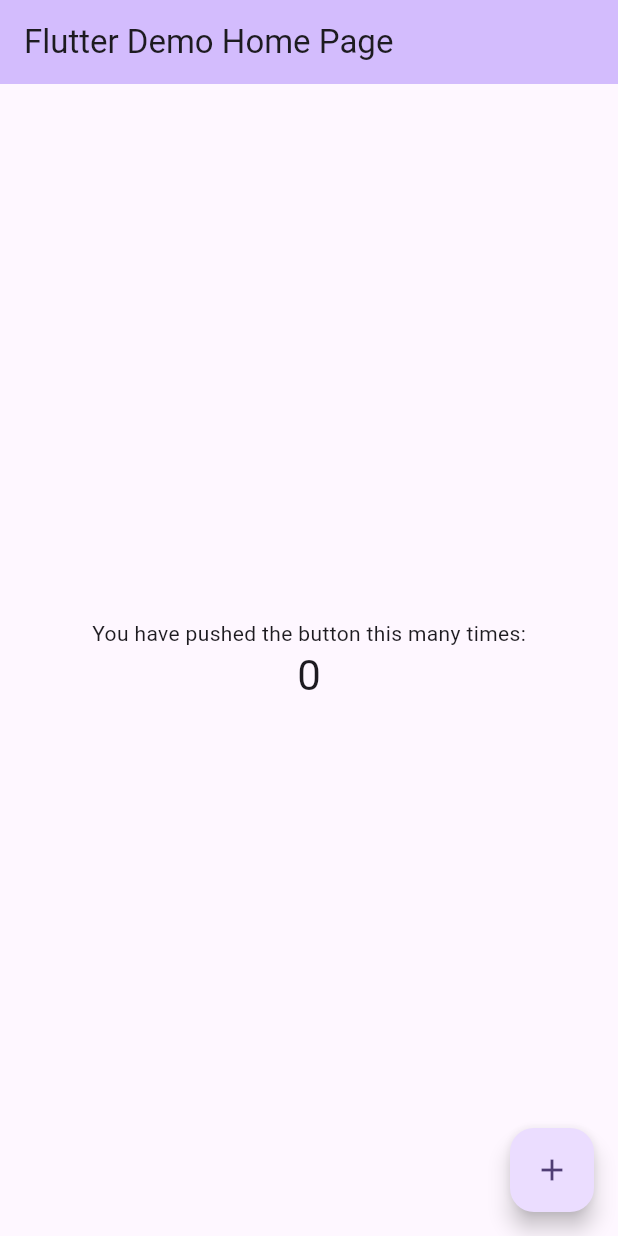
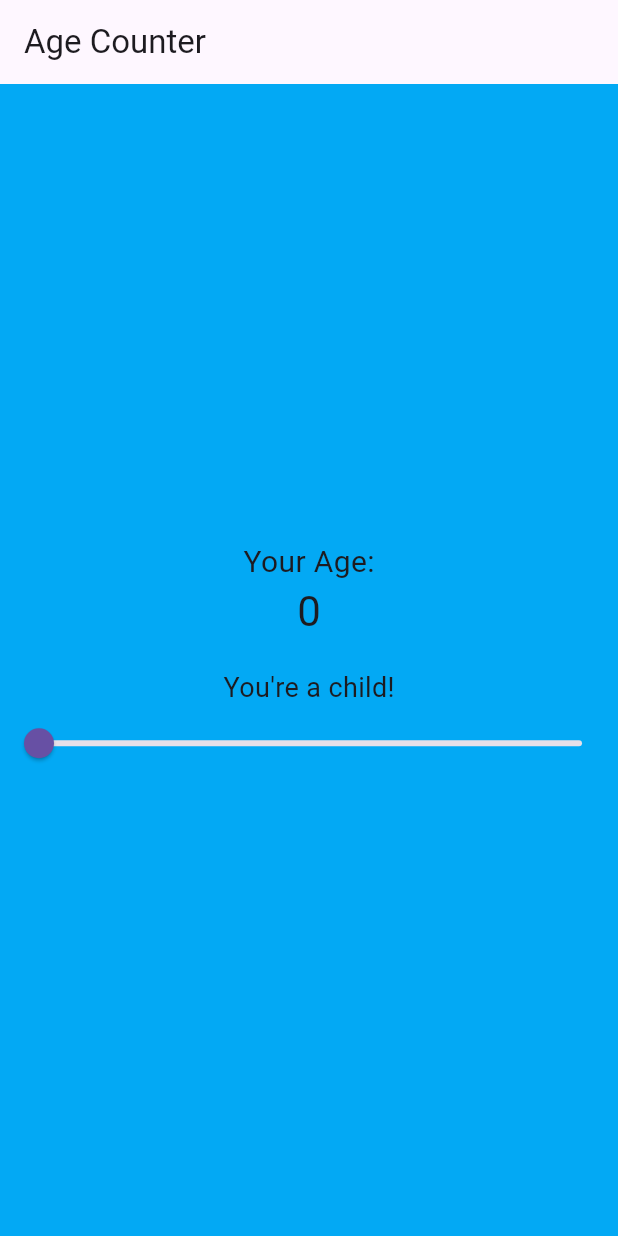
Before and after one commit to skullhsn012/age-milestone, a Flutter app: the screen it shows after launch, on a phone screen of 412 x 824 dp. Run offline on Flutter 3.47's test engine with Material 3 defaults, Android fonts, the phone set to English and light mode, and no system bars; missing offline and left inert: window_size.

Commit message:
Final Working Program

```diff
--- a/lib/main.dart
+++ b/lib/main.dart
@@ -1,125 +1,121 @@
+import 'dart:io' show Platform;
+import 'package:flutter/foundation.dart' show kIsWeb;
 import 'package:flutter/material.dart';
+import 'package:provider/provider.dart';
+import 'package:window_size/window_size.dart';
 
 void main() {
-  runApp(const MyApp());
+  setupWindow();
+  runApp(
+    ChangeNotifierProvider(
+      create: (context) => Counter(),
+      child: const MyApp(),
+    ),
+  );
+}
+
+const double windowWidth = 360;
+const double windowHeight = 640;
+
+void setupWindow() {
+  if (!kIsWeb && (Platform.isWindows || Platform.isLinux || Platform.isMacOS)) {
+    WidgetsFlutterBinding.ensureInitialized();
+    setWindowTitle('Provider Counter');
+    setWindowMinSize(const Size(windowWidth, windowHeight));
+    setWindowMaxSize(const Size(windowWidth, windowHeight));
+    getCurrentScreen().then((screen) {
+      setWindowFrame(Rect.fromCenter(
+        center: screen!.frame.center,
+        width: windowWidth,
+        height: windowHeight,
+      ));
+    });
+  }
+}
+
+/// Counter class with ChangeNotifier
+class Counter with ChangeNotifier {
+  int _value = 0;
+
+  int get value => _value;
+
+  void setValue(double newValue) {
+    _value = newValue.toInt();
+    notifyListeners();
+  }
 }
 
 class MyApp extends StatelessWidget {
   const MyApp({super.key});
 
-  // This widget is the root of your application.
   @override
   Widget build(BuildContext context) {
     return MaterialApp(
-      title: 'Flutter Demo',
+      title: 'Flutter Age Counter',
       theme: ThemeData(
-        // This is the theme of your application.
-        //
-        // TRY THIS: Try running your application with "flutter run". You'll see
-        // the application has a purple toolbar. Then, without quitting the app,
-        // try changing the seedColor in the colorScheme below to Colors.green
-        // and then invoke "hot reload" (save your changes or press the "hot
-        // reload" button in a Flutter-supported IDE, or press "r" if you used
-        // the command line to start the app).
-        //
-        // Notice that the counter didn't reset back to zero; the application
-        // state is not lost during the reload. To reset the state, use hot
-        // restart instead.
-        //
-        // This works for code too, not just values: Most code changes can be
-        // tested with just a hot reload.
-        colorScheme: ColorScheme.fromSeed(seedColor: Colors.deepPurple),
+        primarySwatch: Colors.blue,
         useMaterial3: true,
       ),
-      home: const MyHomePage(title: 'Flutter Demo Home Page'),
+      home: const MyHomePage(),
     );
   }
 }
 
-class MyHomePage extends StatefulWidget {
-  const MyHomePage({super.key, required this.title});
-
-  // This widget is the home page of your application. It is stateful, meaning
-  // that it has a State object (defined below) that contains fields that affect
-  // how it looks.
-
-  // This class is the configuration for the state. It holds the values (in this
-  // case the title) provided by the parent (in this case the App widget) and
-  // used by the build method of the State. Fields in a Widget subclass are
-  // always marked "final".
-
-  final String title;
-
-  @override
-  State<MyHomePage> createState() => _MyHomePageState();
-}
-
-class _MyHomePageState extends State<MyHomePage> {
-  int _counter = 0;
-
-  void _incrementCounter() {
-    setState(() {
-      // This call to setState tells the Flutter framework that something has
-      // changed in this State, which causes it to rerun the build method below
-      // so that the display can reflect the updated values. If we changed
-      // _counter without calling setState(), then the build method would not be
-      // called again, and so nothing would appear to happen.
-      _counter++;
-    });
-  }
+class MyHomePage extends StatelessWidget {
+  const MyHomePage({super.key});
 
   @override
   Widget build(BuildContext context) {
-    // This method is rerun every time setState is called, for instance as done
-    // by the _incrementCounter method above.
-    //
-    // The Flutter framework has been optimized to make rerunning build methods
-    // fast, so that you can just rebuild anything that needs updating rather
-    // than having to individually change instances of widgets.
     return Scaffold(
-      appBar: AppBar(
-        // TRY THIS: Try changing the color here to a specific color (to
-        // Colors.amber, perhaps?) and trigger a hot reload to see the AppBar
-        // change color while the other colors stay the same.
-        backgroundColor: Theme.of(context).colorScheme.inversePrimary,
-        // Here we take the value from the MyHomePage object that was created by
-        // the App.build method, and use it to set our appbar title.
-        title: Text(widget.title),
+      appBar: AppBar(title: const Text('Age Counter')),
+      body: Consumer<Counter>(
+        builder: (context, counter, child) {
+          String message = _getAgeMessage(counter.value);
+          Color bgColor = _getBackgroundColor(counter.value);
+
+          return Container(
+            color: bgColor, // Change background color
+            child: Column(
+              mainAxisAlignment: MainAxisAlignment.center,
+              children: [
+                const Text('Your Age:', style: TextStyle(fontSize: 20)),
+                Text('${counter.value}',
+                    style: Theme.of(context).textTheme.headlineMedium),
+                const SizedBox(height: 20),
+                Text(message, style: const TextStyle(fontSize: 18)),
+                Slider(
+                  value: counter.value.toDouble(),
+                  min: 0,
+                  max: 99,
+                  divisions: 99,
+                  label: counter.value.toString(),
+                  onChanged: (double newValue) {
+                    counter.setValue(newValue);
+                  },
+                ),
+              ],
+            ),
+          );
+        },
       ),
-      body: Center(
-        // Center is a layout widget. It takes a single child and positions it
-        // in the middle of the parent.
-        child: Column(
-          // Column is also a layout widget. It takes a list of children and
-          // arranges them vertically. By default, it sizes itself to fit its
-          // children horizontally, and tries to be as tall as its parent.
-          //
-          // Column has various properties to control how it sizes itself and
-          // how it positions its children. Here we use mainAxisAlignment to
-          // center the children vertically; the main axis here is the vertical
-          // axis because Columns are vertical (the cross axis would be
-          // horizontal).
-          //
-          // TRY THIS: Invoke "debug painting" (choose the "Toggle Debug Paint"
-          // action in the IDE, or press "p" in the console), to see the
-          // wireframe for each widget.
-          mainAxisAlignment: MainAxisAlignment.center,
-          children: <Widget>[
-            const Text(
-              'You have pushed the button this many times:',
-            ),
-            Text(
-              '$_counter',
-              style: Theme.of(context).textTheme.headlineMedium,
-            ),
-          ],
-        ),
-      ),
-      floatingActionButton: FloatingActionButton(
-        onPressed: _incrementCounter,
-        tooltip: 'Increment',
-        child: const Icon(Icons.add),
-      ), // This trailing comma makes auto-formatting nicer for build methods.
     );
   }
+
+  /// Returns message based on age milestones
+  String _getAgeMessage(int age) {
+    if (age <= 12) return "You're a child!";
+    if (age <= 19) return "Teenager time!";
+    if (age <= 30) return "You're a young adult!";
+    if (age <= 50) return "You're an adult now!";
+    return "Golden years!";
+  }
+
+  /// Returns background color based on age range
+  Color _getBackgroundColor(int age) {
+    if (age <= 12) return Colors.lightBlue;
+    if (age <= 19) return Colors.lightGreen;
+    if (age <= 30) return Colors.yellow.shade200;
+    if (age <= 50) return Colors.orange;
+    return Colors.grey.shade400;
+  }
 }
```
Also changed, not shown: pubspec.yaml (+10 -0 lines), pubspec.lock, 6 other files.
